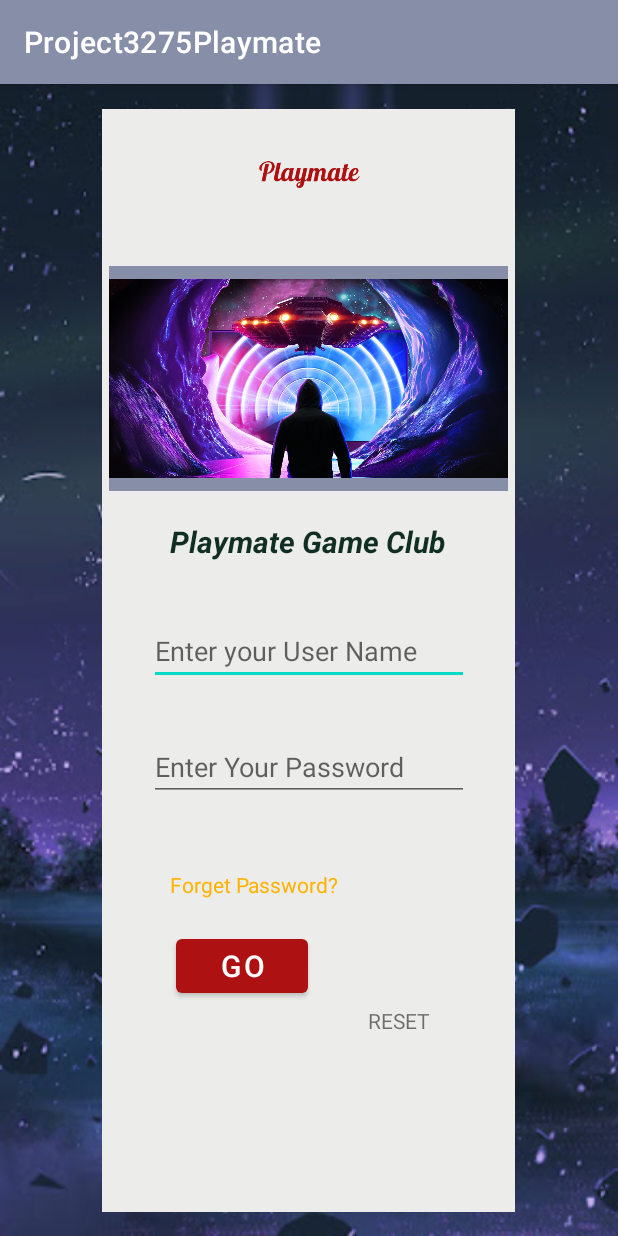
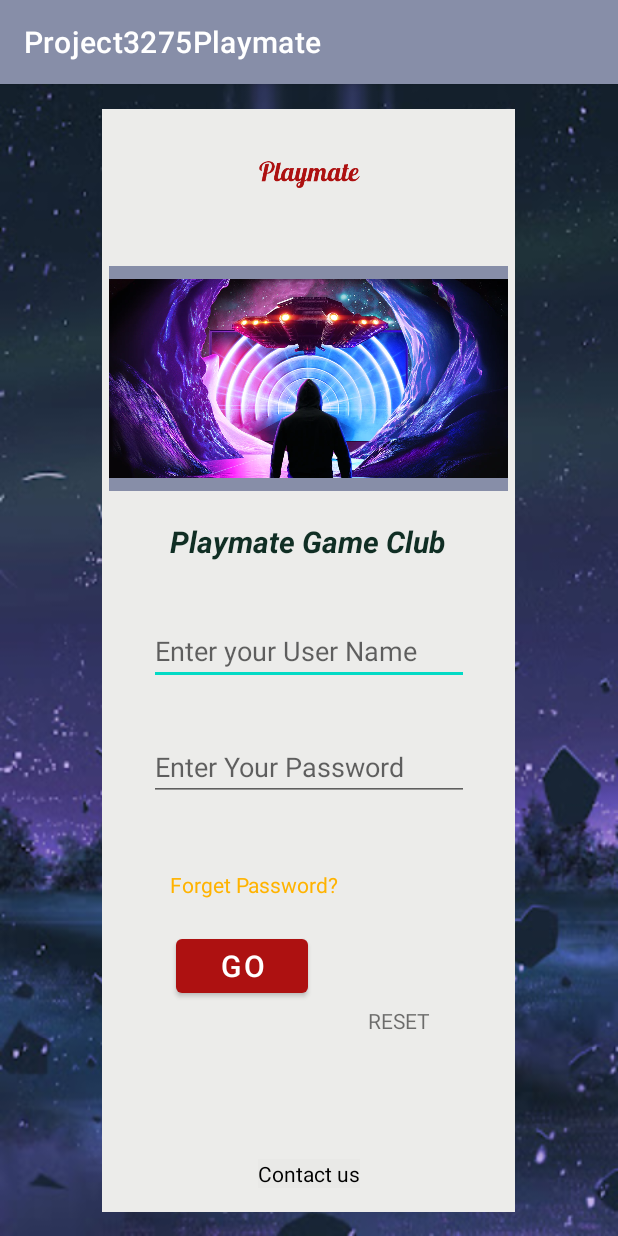
Before and after one commit to Rachelyixiao/Project3275Playmate, an Android app: the LoginPage screen opened directly, with no data from a screen before it, on a phone screen of 412 x 824 dp. Run offline under Robolectric (Android 15) with nearby library versions, the light colour scheme and no system bars.

Commit message:
2btn added

```diff
--- a/app/src/main/java/com/example/project3275playmate/RegisterLogin/LoginPage.java
+++ b/app/src/main/java/com/example/project3275playmate/RegisterLogin/LoginPage.java
@@ -10,6 +10,7 @@ import android.widget.TextView;
 import android.widget.Toast;
 import androidx.appcompat.app.AppCompatActivity;
 import android.os.Bundle;
+import com.example.project3275playmate.ContactUs;
 import com.example.project3275playmate.DAO.DAO;
 import com.example.project3275playmate.Homepage.CustomerMainPage;
 import com.example.project3275playmate.Homepage.ExpertMainPage;
@@ -20,7 +21,7 @@ import java.sql.SQLException;
 public class LoginPage extends AppCompatActivity {
     EditText nameLogin;
     EditText pwLogin;
-    TextView resetPw;
+    TextView resetPw, Contact;
     Button btnLoginSubmit;
     //SharedPreferences和editor用来保存login以后的user name
     SharedPreferences sp;
@@ -35,9 +36,16 @@ public class LoginPage extends AppCompatActivity {
         nameLogin = findViewById(R.id.nameLogin);
         pwLogin = findViewById(R.id.pwLogin);
         resetPw = findViewById(R.id.resetPw);
+        Contact = findViewById(R.id.ContactUs);
         btnLoginSubmit = findViewById(R.id.btnLoginSubmit);
         sp = getSharedPreferences("user", Context.MODE_PRIVATE); //Save data to the next pages
         editor = sp.edit();
+        Contact.setOnClickListener(new View.OnClickListener() {
+            @Override
+            public void onClick(View v) {
+                startActivity(new Intent(LoginPage.this, ContactUs.class));
+            }
+        });
     }
 
     public void login(View view) throws SQLException, ClassNotFoundException {
--- a/app/src/main/res/layout/activity_customer_main_page.xml
+++ b/app/src/main/res/layout/activity_customer_main_page.xml
@@ -95,4 +95,9 @@
             android:layout_marginStart="137dp" android:layout_marginEnd="136dp"
             app:layout_constraintEnd_toEndOf="parent" android:layout_marginBottom="15dp"
             app:layout_constraintBottom_toTopOf="@+id/btnViewBalanceUse" android:textSize="16sp"/>
+    <ImageView
+            android:layout_width="65dp"
+            android:layout_height="63dp" app:srcCompat="@drawable/setting" android:id="@+id/settingBtn"
+            android:background="@color/cardview_shadow_end_color" app:layout_constraintBottom_toBottomOf="parent"
+            app:layout_constraintEnd_toEndOf="parent" app:layout_constraintStart_toEndOf="@+id/btnViewBalanceUse"/>
 </androidx.constraintlayout.widget.ConstraintLayout>
--- a/app/src/main/res/layout/activity_loginpage.xml
+++ b/app/src/main/res/layout/activity_loginpage.xml
@@ -96,4 +96,11 @@
             app:layout_constraintStart_toStartOf="parent" app:layout_constraintHorizontal_bias="0.684"
             app:layout_constraintBottom_toBottomOf="parent" android:layout_marginBottom="124dp"
             android:onClick="reset"/>
+    <TextView
+            android:text="@string/Contact"
+            android:layout_width="wrap_content"
+            android:layout_height="wrap_content" android:id="@+id/ContactUs"
+            app:layout_constraintStart_toStartOf="parent" app:layout_constraintEnd_toEndOf="parent"
+            app:layout_constraintBottom_toBottomOf="parent" android:layout_marginBottom="32dp"
+            android:textColor="@color/black" android:background="@color/cardview_shadow_end_color"/>
 </androidx.constraintlayout.widget.ConstraintLayout>
--- a/app/src/main/res/values/strings.xml
+++ b/app/src/main/res/values/strings.xml
@@ -70,6 +70,7 @@
     <string name="uploadProfilebtn">Upload Profiles</string>
     <string name="uploadHoursLink">Upload Hours</string>
     <string name="getWagelink">Withdraw Wage</string>
+    <string name="Contact">Contact us</string>
 
 
     <string-array name="gamelist">
```
Also changed, not shown: app/src/main/java/com/example/project3275playmate/Homepage/CustomerMainPage.java (+10 -3 lines).
